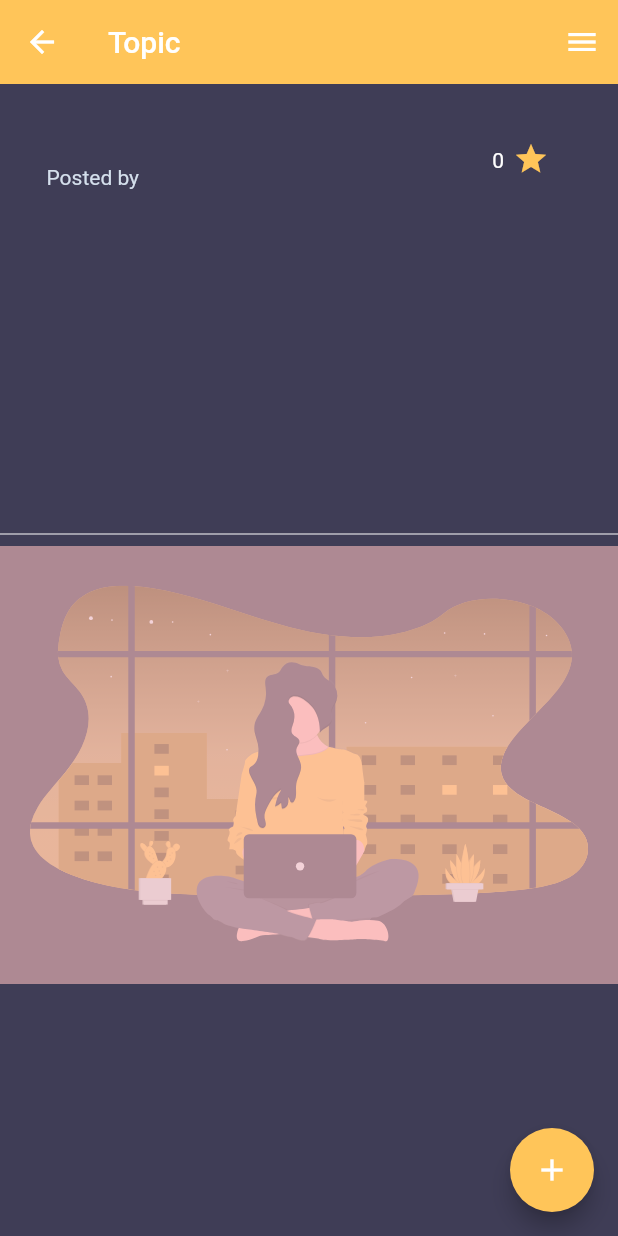
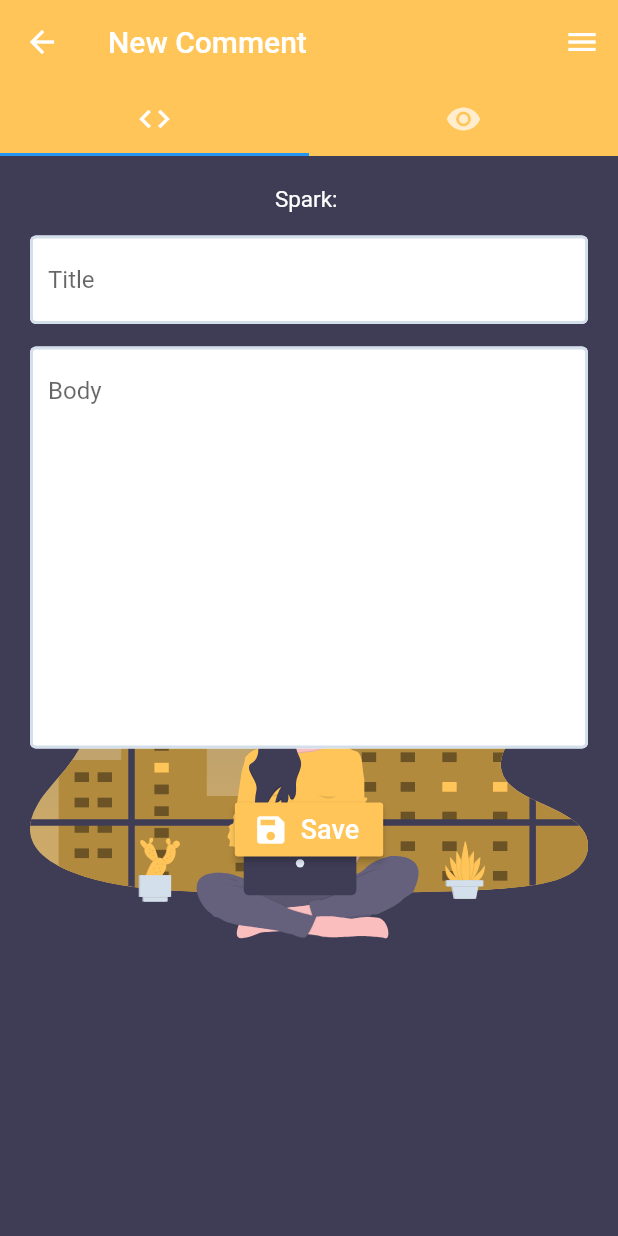
Before and after one commit to IrisBICS/SmartSparks, a Flutter app: the SparkPageContent screen opened directly, after a tap on the "add" icon, on a phone screen of 412 x 824 dp. Run offline on Flutter 3.47's test engine with Material 2 defaults, Android fonts, the phone set to English and light mode, and no system bars; our stand-ins replace cloud_firestore, firebase_auth, firebase_core, flutter_markdown, flutter_spinkit, flutter_svg and 1 more; accounts and stored records are empty.

Commit message:
Comment tile & new comment page

```diff
--- a/lib/models/dataModels.dart
+++ b/lib/models/dataModels.dart
@@ -33,12 +33,13 @@ class Comment {
 
   final String commentID;
   final String parentSpark;
+  final String title;
   final String body;
   final String publishDate;
   final String authorID;
   final String authorRank;
   final List<String> likes;
 
-  Comment({this.commentID, this.parentSpark, this.body, this.publishDate, this.authorID, this.authorRank, this.likes});
+  Comment({this.title, this.commentID, this.parentSpark, this.body, this.publishDate, this.authorID, this.authorRank, this.likes});
 
 }
--- a/lib/screens/home/components/commentTile.dart
+++ b/lib/screens/home/components/commentTile.dart
@@ -1,2 +1,44 @@
 import 'package:flutter/material.dart';
-//See if I can use a ListTile() from Flutter for that
+import 'package:smartsparks/shared/constants.dart';
+import 'iconCount.dart';
+import 'package:smartsparks/models/dataModels.dart';
+import 'package:flutter_markdown/flutter_markdown.dart';
+
+class CommentTile extends StatelessWidget {
+
+  final Comment comment;
+  final String sparkID;
+  final String topicID;
+
+  CommentTile({this.comment, this.sparkID, this.topicID});
+
+  @override
+  Widget build(BuildContext context) {
+    return Padding(
+      padding: EdgeInsets.all(10.0),
+      child: Container(
+        width: 370.0,
+        color: lightGray.withAlpha(180),
+        child: Padding(
+          padding: EdgeInsets.all(10.0),
+          child:  ListView(
+            children: <Widget>[
+              ListTile(
+                title: Text(comment.title),
+                subtitle: Text("Posted by " + comment.authorRank),
+                trailing: Container(
+                  width: 80,
+                  child: IconCount(count: comment.likes.length, icon: Icons.arrow_upward, textColor: black, iconColor: darkGray),
+                )
+              ),
+              Padding(
+                padding: EdgeInsets.all(15.0),
+                child: MarkdownBody(data: comment.body),
+              )
+            ],
+          ),
+        )
+      ),
+    );
+  }
+}
--- a/lib/screens/home/homePage.dart
+++ b/lib/screens/home/homePage.dart
@@ -6,7 +6,6 @@ import 'components/optionsTab.dart';
 import 'newTopicPage.dart';
 import 'package:provider/provider.dart';
 import 'package:smartsparks/models/dataModels.dart';
-import 'package:smartsparks/shared/loading.dart';
 
 class HomePage extends StatelessWidget {
 
--- /dev/null
+++ b/lib/screens/home/newCommentPage.dart
@@ -0,0 +1,145 @@
+import 'package:flutter/material.dart';
+import 'package:provider/provider.dart';
+import 'package:smartsparks/models/ssuser.dart';
+import 'package:smartsparks/services/database.dart';
+import 'package:smartsparks/services/sparkService.dart';
+import 'components/optionsTab.dart';
+import 'package:smartsparks/shared/constants.dart';
+import 'package:smartsparks/shared/bgImage.dart';
+import 'components/commentTile.dart';
+import 'package:smartsparks/models/dataModels.dart';
+
+class NewCommentPage extends StatelessWidget {
+
+  final Spark parentSpark;
+
+  NewCommentPage({this.parentSpark});
+
+  @override
+  Widget build(BuildContext context) {
+
+    final user = Provider.of<ProviderUser>(context);
+
+    return StreamProvider<SSUser>.value(
+      value: DatabaseService(uid: user.uid).ssuser,
+      child: NewComment(parentSpark: parentSpark),
+    );
+  }
+}
+
+class NewComment extends StatefulWidget {
+
+  final Spark parentSpark;
+  NewComment({this.parentSpark});
+
+  @override
+  _NewCommentState createState() => _NewCommentState();
+}
+
+class _NewCommentState extends State<NewComment> {
+
+  final _formKey = GlobalKey<FormState>();
+
+  String title = '';
+  String body = '';
+
+  @override
+  Widget build(BuildContext context) {
+
+    final user = Provider.of<SSUser>(context);
+
+    return DefaultTabController(
+      length: 2,
+      child: Scaffold(
+        backgroundColor: darkGray,
+        appBar: AppBar(
+          backgroundColor: yellow,
+          elevation: 0.0,
+          title: Text('New Comment'),
+          bottom: TabBar(
+            tabs: [
+              Tab(icon: Icon(Icons.code),),
+              Tab(icon: Icon(Icons.remove_red_eye),),
+            ],
+          ),
+        ),
+        body: SingleChildScrollView(
+          child: Container(
+            height: 550,
+            child: Stack(
+              children: <Widget>[
+                BgImage(top: 270),
+                TabBarView(
+                  children: [
+                    Container(
+                      margin: EdgeInsets.all(20),
+                      child: Form(
+                        key: _formKey,
+                        child: Column(
+                          children: <Widget>[
+                            Text(
+                              'Spark: ' + widget.parentSpark.title,
+                              style: TextStyle(color: white, fontSize: 15,),
+                            ),
+                            SizedBox(height: 15,),
+                            TextFormField(
+                              validator: (val) => val.isEmpty ? 'Please enter a title' : null,
+                              decoration: textInputDecoration.copyWith(hintText: 'Title'),
+                              onChanged: (val) {
+                                setState(() => title = val);
+                              },
+                            ),
+                            SizedBox(height: 15,),
+                            TextFormField(
+                              validator: (val) => val.isEmpty ? 'Please enter a body' : null,
+                              decoration: textInputDecoration.copyWith(hintText: 'Body'),
+                              keyboardType: TextInputType.multiline,
+                              minLines: 12,
+                              maxLines: 12,
+                              onChanged: (val) {
+                                setState(() => body = val);
+                              },
+                            ),
+                            SizedBox(height: 30,),
+                            RaisedButton.icon(
+                              icon: Icon(
+                                Icons.save,
+                                color: white
+                              ),
+                              color: yellow,
+                              label: Text(
+                                'Save',
+                                style: TextStyle(color: white, fontSize: 18),
+                              ),
+                              onPressed: () {
+                                if (_formKey.currentState.validate()) {}
+                              },
+                            ),
+                          ]
+                        )
+                      )
+                    ),
+                    Container(
+                      margin: EdgeInsets.all(10),
+                      child: CommentTile(comment: Comment(
+                        commentID: 'previewComment',
+                        parentSpark: widget.parentSpark.sparkID,
+                        title: title,
+                        body: body,
+                        publishDate: '',
+                        authorID: user != null ? user.uid : '',
+                        authorRank: user != null ? user.rank : '',
+                        likes: [],
+                      ),),
+                    )
+                  ],
+                ),
+              ],
+            )
+          )
+        ),
+        endDrawer: OptionsTab(),
+      ),
+    );
+  }
+}
--- a/lib/screens/home/sparkPage.dart
+++ b/lib/screens/home/sparkPage.dart
@@ -1,5 +1,6 @@
 import 'package:flutter/material.dart';
 import 'package:provider/provider.dart';
+import 'package:smartsparks/screens/home/components/commentTile.dart';
 import 'package:smartsparks/services/sparkService.dart';
 import 'package:smartsparks/shared/constants.dart';
 import 'package:smartsparks/shared/bgImage.dart';
@@ -8,6 +9,7 @@ import 'package:smartsparks/models/dataModels.dart';
 import 'package:flutter_markdown/flutter_markdown.dart';
 import 'package:smartsparks/shared/loading.dart';
 import 'components/iconCount.dart';
+import 'newCommentPage.dart';
 
 class SparkPage extends StatelessWidget {
 
@@ -26,17 +28,18 @@ class SparkPage extends StatelessWidget {
 }
 
 class SparkPageContent extends StatelessWidget {
+
   @override
   Widget build(BuildContext context) {
 
-    //final spark = Provider.of<Spark>(context);
+    final spark = Provider.of<Spark>(context);
 
     return Scaffold(
       backgroundColor: darkGray,
       appBar: AppBar(
         backgroundColor: yellow,
         elevation: 0.0,
-        title: Text('Topic'),
+        title: Text('Spark'),
       ),
       body: SingleChildScrollView(
         child: Container(
@@ -56,7 +59,7 @@ class SparkPageContent extends StatelessWidget {
                     color: white,
                   ),
                   Expanded(
-                    child: BottomContent(),
+                    child: BottomContent(topicID: spark != null ? spark.parentTopic : null, sparkID: spark != null ? spark.sparkID : null,)
                   )
                 ],
               ),
@@ -66,10 +69,10 @@ class SparkPageContent extends StatelessWidget {
       ),
       floatingActionButton: FloatingActionButton(
         onPressed: () {
-          /* Navigator.push(
+          Navigator.push(
             context,
-            MaterialPageRoute(builder: (context) => NewCommentPage()),
-          ); */
+            MaterialPageRoute(builder: (context) => NewCommentPage(parentSpark: spark)),
+          );
         },
         child: Icon(Icons.add),
         backgroundColor: yellow,
@@ -124,19 +127,51 @@ class TopContent extends StatelessWidget {
 }
 
 class BottomContent extends StatelessWidget {
+
+  final String topicID;
+  final String sparkID;
+
+  BottomContent({this.topicID, this.sparkID});
+
   @override
   Widget build(BuildContext context) {
-    return Container(
-      color: skintone.withAlpha(150)
-    );
+    return topicID != null && sparkID != null ? StreamProvider<List<Comment>>.value(
+      value: SparkService(topicID: topicID, sparkID: sparkID).comments,
+      child: CommentsList(topicID: topicID, sparkID: sparkID),
+    ) : Loading();
   }
 }
 
 class CommentsList extends StatelessWidget {
+
+  final String topicID;
+  final String sparkID;
+
+  CommentsList({this.topicID, this.sparkID});
+
   @override
   Widget build(BuildContext context) {
-    return Container(
 
+    //final comments = Provider.of<List<Comment>>(context);
+
+    final Comment sampleComment = Comment(
+      commentID: 'sampleComment',
+      parentSpark: sparkID,
+      title: 'Sample Comment',
+      body: 'This is a sample comment',
+      publishDate: '',
+      authorID: '',
+      authorRank: 'Novice Contributor',
+      likes: ['User1', 'User2']
+    );
+
+    return ListView.builder(
+      padding: EdgeInsets.all(10.0),
+      scrollDirection: Axis.horizontal,
+      itemCount: 5,
+      itemBuilder: (BuildContext context, int index) {
+        return CommentTile(topicID: topicID, sparkID: sparkID, comment: sampleComment);
+      },
     );
   }
 }
--- a/lib/services/sparkService.dart
+++ b/lib/services/sparkService.dart
@@ -34,6 +34,7 @@ class SparkService {
       return Comment(
         commentID: doc.id,
         parentSpark: sparkID,
+        title: data['title'],
         body: data['body'] ?? '',
         publishDate: data['publishDate'] ?? '',
         authorID: data['authorID'] ?? '',
@@ -50,7 +51,7 @@ class SparkService {
   }
 
   //Stream for all comments
-  Stream<List<Comment>> get comment {
+  Stream<List<Comment>> get comments {
     return topicsCollection.doc(topicID).collection('sparks').doc(sparkID).collection('comments').snapshots()
       .map(_commentsListFromQuerySnapshot);
   }
```
